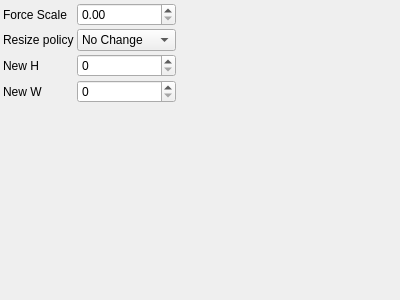
The window that utils/corestructs/coreWidgets/distortionApplicationParametersControlWidget.ui (NickPenkrat/corecvs) describes before a commit, drawn with Qt 5.
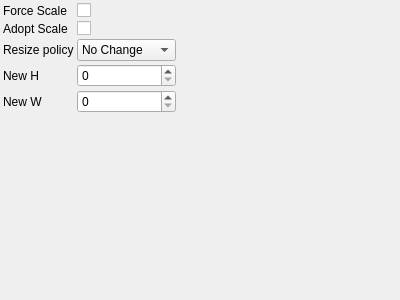
The same window after the commit.

What changed in the file:
```diff
--- a/utils/corestructs/coreWidgets/distortionApplicationParametersControlWidget.ui
+++ b/utils/corestructs/coreWidgets/distortionApplicationParametersControlWidget.ui
@@ -28,7 +28,7 @@
      </widget>
     </item>
     <item row="0" column="1">
-     <widget class="QDoubleSpinBox" name="forceScaleSpinBox">
+     <widget class="QCheckBox" name="forceScaleCheckBox">
        <property name="toolTip">
          <string>Force Scale</string>
        </property>
@@ -37,11 +37,25 @@
     <item row="1" column="0">
      <widget class="QLabel" name="label_1">
        <property name="text">
-         <string>Resize policy</string>
+         <string>Adopt Scale</string>
        </property>
      </widget>
     </item>
     <item row="1" column="1">
+     <widget class="QCheckBox" name="adoptScaleCheckBox">
+       <property name="toolTip">
+         <string>Adopt Scale</string>
+       </property>
+     </widget>
+    </item>
+    <item row="2" column="0">
+     <widget class="QLabel" name="label_2">
+       <property name="text">
+         <string>Resize policy</string>
+       </property>
+     </widget>
+    </item>
+    <item row="2" column="1">
      <widget class="QComboBox" name="resizePolicyComboBox">
        <property name="currentIndex">
          <number>0</number>
@@ -71,35 +85,35 @@
        </property>
      </widget>
     </item>
-    <item row="2" column="0">
-     <widget class="QLabel" name="label_2">
-       <property name="text">
-         <string>New H</string>
-       </property>
-     </widget>
-    </item>
-    <item row="2" column="1">
-     <widget class="QSpinBox" name="newHSpinBox">
-       <property name="toolTip">
-         <string>New H</string>
-       </property>
-     </widget>
-    </item>
     <item row="3" column="0">
      <widget class="QLabel" name="label_3">
        <property name="text">
-         <string>New W</string>
+         <string>New H</string>
        </property>
      </widget>
     </item>
     <item row="3" column="1">
+     <widget class="QSpinBox" name="newHSpinBox">
+       <property name="toolTip">
+         <string>New H</string>
+       </property>
+     </widget>
+    </item>
+    <item row="4" column="0">
+     <widget class="QLabel" name="label_4">
+       <property name="text">
+         <string>New W</string>
+       </property>
+     </widget>
+    </item>
+    <item row="4" column="1">
      <widget class="QSpinBox" name="newWSpinBox">
        <property name="toolTip">
          <string>New W</string>
        </property>
      </widget>
     </item>
-   <item row="4" column="0">
+   <item row="5" column="0">
     <spacer name="verticalSpacer">
      <property name="orientation">
       <enum>Qt::Vertical</enum>
@@ -112,7 +126,7 @@
      </property>
     </spacer>
    </item>
-   <item row="4" column="2">
+   <item row="5" column="2">
     <spacer name="horizontalSpacer">
      <property name="orientation">
       <enum>Qt::Horizontal</enum>
```
Left out of the diff: 10 changed lines with no effect on the pictures.
